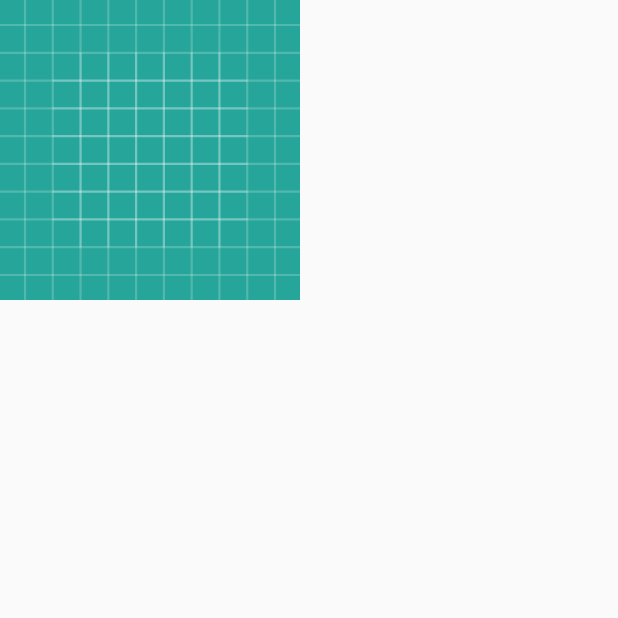
After one commit to yxdroid/droidfm, an Android app: the TestActivity screen opened directly, with no data from a screen before it, on a phone screen of 412 x 824 dp, the top half of it. The commit adds this screen. Run offline under Robolectric (Android 15) with nearby library versions, the phone set to English and light mode, and no system bars.

Commit message:
no message

```diff
--- /dev/null
+++ b/ProjectTemplete/app/src/main/java/yxdroid/pt/activity/TestActivity.java
@@ -0,0 +1,16 @@
+package yxdroid.pt.activity;
+
+import android.app.Activity;
+import android.os.Bundle;
+import android.support.annotation.Nullable;
+
+import yxdroid.pt.R;
+
+public class TestActivity extends Activity {
+
+    @Override
+    protected void onCreate(@Nullable Bundle savedInstanceState) {
+        super.onCreate(savedInstanceState);
+        super.setContentView(R.layout.activity_test);
+    }
+}
--- a/ProjectTemplete/app/src/main/java/yxdroid/pt/api/IUserApi.java
+++ b/ProjectTemplete/app/src/main/java/yxdroid/pt/api/IUserApi.java
@@ -1,15 +1,12 @@
 package yxdroid.pt.api;
-
-import yxdroid.droidfm.http.Params;
 
 import io.reactivex.Observable;
 import retrofit2.http.FieldMap;
-import retrofit2.http.FormUrlEncoded;
 import retrofit2.http.POST;
+import yxdroid.droidfm.http.Params;
 
 public interface IUserApi {
 
     @POST("account/login")
-    @FormUrlEncoded
     Observable<String> userLogin(@FieldMap Params params);
 }
--- /dev/null
+++ b/ProjectTemplete/app/src/main/res/layout/activity_test.xml
@@ -0,0 +1,11 @@
+<?xml version="1.0" encoding="utf-8"?>
+<android.support.constraint.ConstraintLayout xmlns:android="http://schemas.android.com/apk/res/android"
+    android:layout_width="match_parent"
+    android:layout_height="match_parent">
+
+    <ImageView
+        android:layout_width="200dp"
+        android:background="@drawable/ic_launcher_background"
+        android:layout_height="200dp" />
+
+</android.support.constraint.ConstraintLayout>
```
Also changed, not shown: ProjectTemplete/app/src/main/AndroidManifest.xml (+15 -5 lines), ProjectTemplete/app/src/main/java/yxdroid/pt/activity/MainActivity.java (+19 -8 lines), ProjectTemplete/app/src/main/java/yxdroid/pt/activity/WelcomeActivity.java (+15 -4 lines), ProjectTemplete/app/src/main/res/layout/activity_main.xml (+5 -3 lines), ProjectTemplete/droidfm/src/main/java/yxdroid/droidfm/mvp/presenter/BasePresenter.java (+5 -5 lines).
